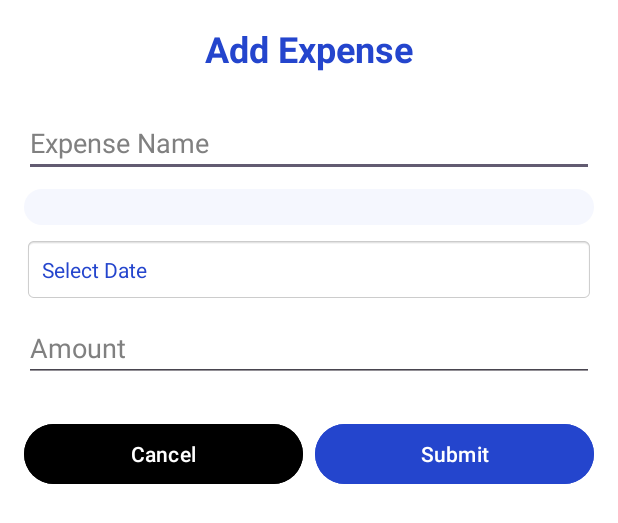
After one commit to Malindup2/FinBot, an Android app: the layout fragment_add_expense.xml on its own in the app's theme, with its tools: preview values and no code run, on a phone screen of 412 x 824 dp. The commit adds this screen. Shown: the top 523 px of the screen. Run offline under Robolectric (Android 15) with nearby library versions, the phone set to English and light mode, and no system bars.

Commit message:
add form done

```diff
--- /dev/null
+++ b/app/src/main/res/layout/fragment_add_expense.xml
@@ -0,0 +1,84 @@
+<!-- res/layout/fragment_add_expense.xml -->
+<LinearLayout xmlns:android="http://schemas.android.com/apk/res/android"
+    android:layout_width="match_parent"
+    android:layout_height="match_parent"
+    android:orientation="vertical"
+    android:background="@color/white"
+    android:padding="16dp">
+
+    <TextView
+        android:layout_width="match_parent"
+        android:layout_height="wrap_content"
+        android:text="Add Expense"
+        android:textSize="24sp"
+        android:textColor="@color/Blue"
+        android:textStyle="bold"
+        android:gravity="center"
+        android:layout_marginBottom="24dp"/>
+
+    <EditText
+        android:id="@+id/expenseNameInput"
+        android:layout_width="match_parent"
+        android:layout_height="wrap_content"
+        android:hint="Expense Name"
+        android:textColorHint="@color/Grey"
+        android:textColor="@color/black"
+        android:inputType="text"
+        android:layout_marginBottom="8dp"/>
+
+    <Spinner
+        android:id="@+id/categorySpinner"
+        android:layout_width="match_parent"
+        android:layout_height="wrap_content"
+        android:textColorHint="@color/Grey"
+        android:textColor="@color/black"
+        android:background="@drawable/item_expense_bg"
+        android:padding="12dp"
+        android:layout_marginBottom="8dp"/>
+
+    <TextView
+        android:id="@+id/dateInput"
+        android:layout_width="match_parent"
+        android:layout_height="wrap_content"
+        android:padding="12dp"
+        android:background="@android:drawable/editbox_background"
+        android:text="Select Date"
+        android:textColor="@color/Blue"
+        android:layout_marginBottom="8dp"/>
+
+    <EditText
+        android:id="@+id/amountInput"
+        android:layout_width="match_parent"
+        android:layout_height="wrap_content"
+        android:hint="Amount"
+        android:textColorHint="@color/Grey"
+        android:textColor="@color/black"
+        android:inputType="numberDecimal"
+        android:layout_marginBottom="24dp"/>
+
+    <LinearLayout
+        android:layout_width="match_parent"
+        android:layout_height="wrap_content"
+        android:orientation="horizontal">
+
+        <Button
+            android:id="@+id/cancelButton"
+            android:layout_width="0dp"
+            android:layout_height="wrap_content"
+            android:layout_weight="1"
+            android:backgroundTint="@color/black"
+            android:text="Cancel"
+            android:textColor="@color/white"
+            android:layout_marginEnd="4dp"/>
+
+        <Button
+            android:id="@+id/submitButton"
+            android:layout_width="0dp"
+            android:layout_height="wrap_content"
+            android:layout_weight="1"
+            android:text="Submit"
+            android:textColor="@color/white"
+            android:backgroundTint="@color/Blue"
+            android:layout_marginStart="4dp"/>
+    </LinearLayout>
+</LinearLayout>
```
Also changed, not shown: app/src/main/java/com/example/finbot/MainActivity.kt (+7 -0 lines), app/src/main/java/com/example/finbot/fragment/add.kt (added, +118 -0 lines).
